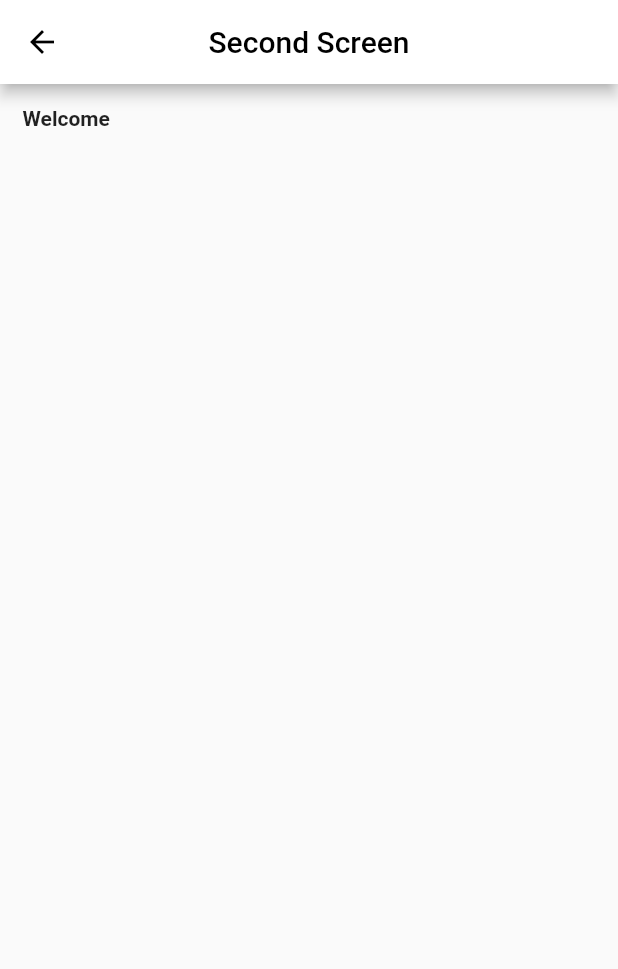
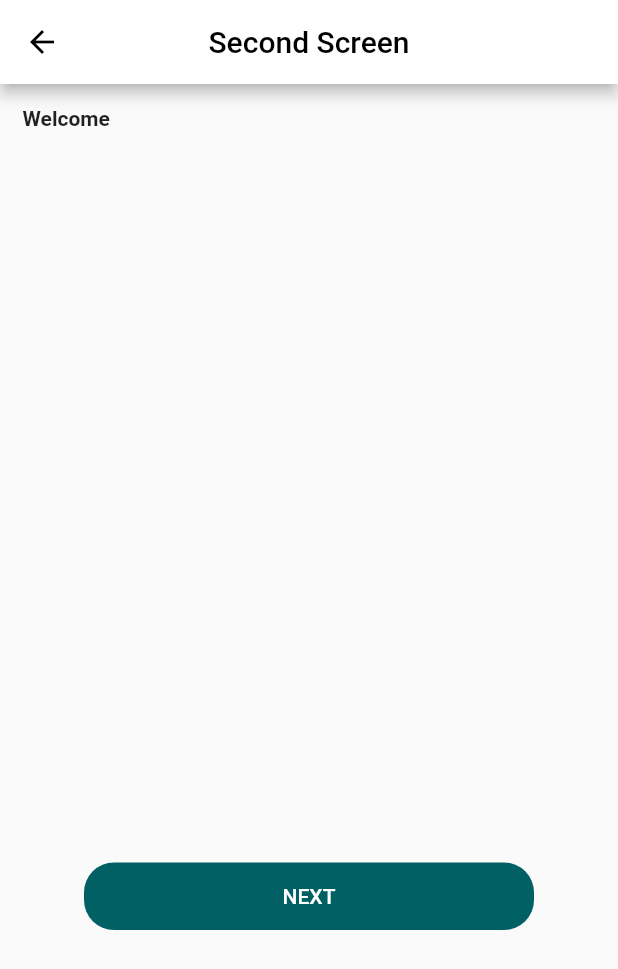
Before and after one commit to gioliyan/ProfileApp-SuitMediaTest, a Flutter app: the screen it shows after launch, after a tap on "NEXT", on a phone screen of 412 x 824 dp. Shown: the top 969 px of the screen. Run offline on Flutter 3.47's test engine with Material 2 defaults, Android fonts, the phone set to English and light mode, and no system bars.

```diff
--- a/lib/secondscreen.dart
+++ b/lib/secondscreen.dart
@@ -1,5 +1,5 @@
 import 'package:flutter/material.dart';
-import 'loginpage.dart';
+import 'package:profileapplication/thirdscreen.dart';
 
 class SecondScreen extends StatefulWidget {
   final String name;
@@ -43,6 +43,38 @@ class _SecondScreenState extends State<SecondScreen> {
               "${widget.name}",
               style: TextStyle(fontSize: 20, fontWeight: FontWeight.bold),
             ),
+          ),
+          Center(
+            child: Column(
+              mainAxisSize: MainAxisSize.max,
+              children: [
+                Container(
+                  width: 300,
+                  height: 45,
+                  margin: EdgeInsets.only(top: 450),
+                  child: TextButton(
+                    style: TextButton.styleFrom(
+                      backgroundColor: Colors.cyan.shade900,
+                      shape: RoundedRectangleBorder(
+                        borderRadius: BorderRadius.circular(20),
+                      ),
+                    ),
+                    onPressed: () {
+                      Navigator.push(
+                          context,
+                          MaterialPageRoute(
+                              builder: (context) => ThirdScreen()));
+                    },
+                    child: Text(
+                      "NEXT",
+                      style: TextStyle(
+                        color: Color(0xffffffff),
+                      ),
+                    ),
+                  ),
+                ),
+              ],
+            ),
           )
         ],
       )),
--- a/pubspec.yaml
+++ b/pubspec.yaml
@@ -21,6 +21,7 @@ environment:
   sdk: ">=2.7.0 <3.0.0"
 
 dependencies:
+  http: ^0.12.0
   flutter:
     sdk: flutter
 
```
Also changed, not shown: lib/models/data.dart (added, +17 -0 lines), lib/service/http_service.dart (added, +24 -0 lines), lib/thirdscreen.dart (added, +59 -0 lines), pubspec.lock, 1 other file.
